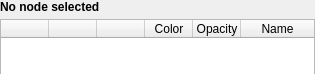
Qt form Modules/Loadable/Segmentations/Widgets/Resources/UI/qMRMLSegmentsTableView.ui (Slicer/SlicerGitSVNArchive) before a commit.
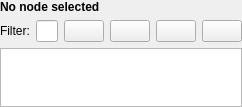
The same form after that commit. Icons and pictures are not drawn.

Commit message: ENH: Update qMRMLSegmentsTableView to use model/view architecture

The edit to the form file:
```diff
--- a/Modules/Loadable/Segmentations/Widgets/Resources/UI/qMRMLSegmentsTableView.ui
+++ b/Modules/Loadable/Segmentations/Widgets/Resources/UI/qMRMLSegmentsTableView.ui
@@ -6,8 +6,8 @@
    <rect>
     <x>0</x>
     <y>0</y>
-    <width>315</width>
-    <height>74</height>
+    <width>224</width>
+    <height>107</height>
    </rect>
   </property>
   <property name="sizePolicy">
@@ -54,8 +54,11 @@
      </property>
     </widget>
    </item>
-   <item row="1" column="0">
-    <widget class="QTableWidget" name="SegmentsTable">
+   <item row="3" column="0">
+    <widget class="QTableView" name="SegmentsTable">
+     <property name="enabled">
+      <bool>true</bool>
+     </property>
      <property name="sizePolicy">
       <sizepolicy hsizetype="Ignored" vsizetype="MinimumExpanding">
        <horstretch>0</horstretch>
@@ -77,7 +80,10 @@
      <property name="alternatingRowColors">
       <bool>true</bool>
      </property>
-     <property name="columnCount">
+     <property name="sortingEnabled">
+      <bool>false</bool>
+     </property>
+     <property name="columnCount" stdset="0">
       <number>6</number>
      </property>
      <attribute name="horizontalHeaderDefaultSectionSize">
@@ -89,54 +95,138 @@
      <attribute name="verticalHeaderVisible">
       <bool>false</bool>
      </attribute>
-     <column>
-      <property name="text">
-       <string/>
+    </widget>
+   </item>
+   <item row="1" column="0">
+    <widget class="QWidget" name="FilterBar" native="true">
+     <property name="sizePolicy">
+      <sizepolicy hsizetype="Preferred" vsizetype="Fixed">
+       <horstretch>0</horstretch>
+       <verstretch>0</verstretch>
+      </sizepolicy>
+     </property>
+     <layout class="QHBoxLayout" name="horizontalLayout">
+      <property name="leftMargin">
+       <number>0</number>
       </property>
-      <property name="toolTip">
-       <string>Segment visibility in 3D (click on header to change all)</string>
+      <property name="topMargin">
+       <number>0</number>
       </property>
-     </column>
-     <column>
-      <property name="text">
-       <string/>
+      <property name="rightMargin">
+       <number>0</number>
       </property>
-      <property name="toolTip">
-       <string>Segment fill visibility in 2D (click on header to change all)</string>
+      <property name="bottomMargin">
+       <number>0</number>
       </property>
-     </column>
-     <column>
-      <property name="text">
-       <string/>
-      </property>
-      <property name="toolTip">
-       <string>Segment outline visibility in 2D (click on header to change all)</string>
-      </property>
-     </column>
-     <column>
-      <property name="text">
-       <string>Color</string>
-      </property>
-      <property name="toolTip">
-       <string>Segment color</string>
-      </property>
-     </column>
-     <column>
-      <property name="text">
-       <string>Opacity</string>
-      </property>
-      <property name="toolTip">
-       <string>Segment opacity (all views)</string>
-      </property>
-     </column>
-     <column>
-      <property name="text">
-       <string>Name</string>
-      </property>
-      <property name="toolTip">
-       <string>Segment name</string>
-      </property>
-     </column>
+      <item>
+       <widget class="QLabel" name="FilterLabel">
+        <property name="sizePolicy">
+         <sizepolicy hsizetype="Fixed" vsizetype="Fixed">
+          <horstretch>0</horstretch>
+          <verstretch>0</verstretch>
+         </sizepolicy>
+        </property>
+        <property name="text">
+         <string>Filter:</string>
+        </property>
+       </widget>
+      </item>
+      <item>
+       <widget class="QLineEdit" name="FilterLineEdit"/>
+      </item>
+      <item>
+       <widget class="QPushButton" name="ShowNotStartedButton">
+        <property name="toolTip">
+         <string>Show/Hide not started segments</string>
+        </property>
+        <property name="text">
+         <string/>
+        </property>
+        <property name="icon">
+         <iconset resource="../qSlicerSegmentationsModuleWidgets.qrc">
+          <normaloff>:/Icons/Dot.png</normaloff>:/Icons/Dot.png</iconset>
+        </property>
+        <property name="iconSize">
+         <size>
+          <width>16</width>
+          <height>16</height>
+         </size>
+        </property>
+        <property name="checkable">
+         <bool>true</bool>
+        </property>
+       </widget>
+      </item>
+      <item>
+       <widget class="QPushButton" name="ShowInProgressButton">
+        <property name="toolTip">
+         <string>Show/Hide in progress segments</string>
+        </property>
+        <property name="text">
+         <string/>
+        </property>
+        <property name="icon">
+         <iconset resource="../qSlicerSegmentationsModuleWidgets.qrc">
+          <normaloff>:/Icons/Edit.png</normaloff>:/Icons/Edit.png</iconset>
+        </property>
+        <property name="iconSize">
+         <size>
+          <width>16</width>
+          <height>16</height>
+         </size>
+        </property>
+        <property name="checkable">
+         <bool>true</bool>
+        </property>
+       </widget>
+      </item>
+      <item>
+       <widget class="QPushButton" name="ShowCompletedButton">
+        <property name="toolTip">
+         <string>Show/Hide completed segments</string>
+        </property>
+        <property name="text">
+         <string/>
+        </property>
+        <property name="icon">
+         <iconset resource="../qSlicerSegmentationsModuleWidgets.qrc">
+          <normaloff>:/Icons/Present.png</normaloff>:/Icons/Present.png</iconset>
+        </property>
+        <property name="iconSize">
+         <size>
+          <width>16</width>
+          <height>16</height>
+         </size>
+        </property>
+        <property name="checkable">
+         <bool>true</bool>
+        </property>
+       </widget>
+      </item>
+      <item>
+       <widget class="QPushButton" name="ShowFlaggedButton">
+        <property name="toolTip">
+         <string>Show/Hide flagged segments</string>
+        </property>
+        <property name="text">
+         <string/>
+        </property>
+        <property name="icon">
+         <iconset resource="../qSlicerSegmentationsModuleWidgets.qrc">
+          <normaloff>:/Icons/Flag.png</normaloff>:/Icons/Flag.png</iconset>
+        </property>
+        <property name="iconSize">
+         <size>
+          <width>16</width>
+          <height>16</height>
+         </size>
+        </property>
+        <property name="checkable">
+         <bool>true</bool>
+        </property>
+       </widget>
+      </item>
+     </layout>
     </widget>
    </item>
   </layout>
```
Left out of the diff: 15 changed lines with no effect on the pictures. The commit also changes 16 other files.
